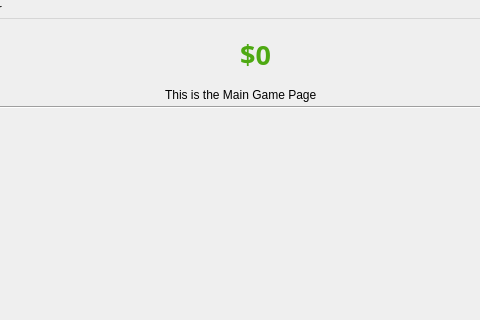
Above: mainwindow.ui from NandhiniRam2005/CS3505-Group-Assignment9-LifeInvestor before the change; both pictures show x 135 to 615 and y 0 to 320 of the 800 by 590 pixel window. Below: the same form after it.
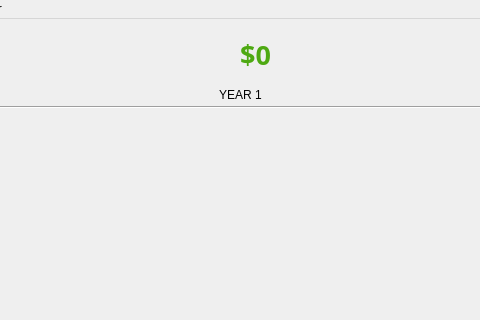
That is the form after the change. Icons and pictures are not drawn.

Commit message: Can now make custom palette for entire project

Diff of the .ui file:
```diff
--- a/mainwindow.ui
+++ b/mainwindow.ui
@@ -270,7 +270,10 @@
        </rect>
       </property>
       <property name="text">
-       <string>This is the Main Game Page</string>
+       <string>YEAR 1</string>
+      </property>
+      <property name="alignment">
+       <set>Qt::AlignmentFlag::AlignCenter</set>
       </property>
      </widget>
      <widget class="Line" name="line">
```
Left out of the diff: 2 changed lines with no effect on the pictures. The commit also changes 1 other file.
